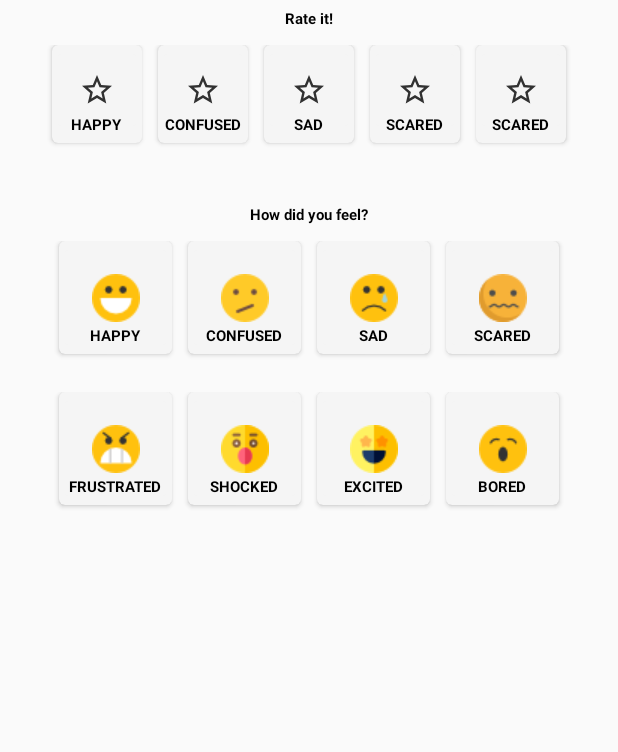
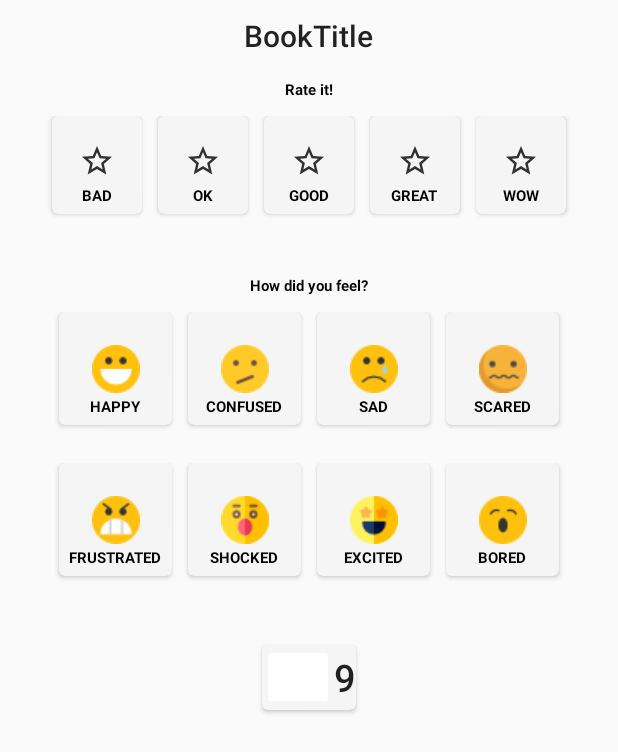
Before and after one commit to BookifyUdL/BookifyApp, an Android app: the layout book_readed_popup.xml on its own in the app's theme, with its tools: preview values and no code run, on a phone screen of 412 x 824 dp. Shown: the top 752 px of the screen. Run offline under Robolectric (Android 15) with nearby library versions, the phone set to English and light mode, and no system bars.

Commit message:
BookeReview popup and transitions created

```diff
--- a/app/src/main/java/com/example/readify/Adapters/BooksListVerticalAdapter.java
+++ b/app/src/main/java/com/example/readify/Adapters/BooksListVerticalAdapter.java
@@ -165,7 +165,7 @@ public class BooksListVerticalAdapter extends RecyclerView.Adapter<BooksListVert
             holder.cardView.setOnClickListener(new View.OnClickListener() {
                 @Override
                 public void onClick(View view) {
-                    BookReadedPopup dialog =  new BookReadedPopup();
+                    BookReadedPopup dialog =  new BookReadedPopup(fragmentManager);
                     //dialog = new ProfileDialog(post.getGuide(), this, post.getPlace());
                     FragmentTransaction ft2 = fragmentManager.beginTransaction();
                     dialog.show(ft2, "book_readed_popup");
--- a/app/src/main/res/layout/book_readed_popup.xml
+++ b/app/src/main/res/layout/book_readed_popup.xml
@@ -1,9 +1,47 @@
 <?xml version="1.0" encoding="utf-8"?>
 <LinearLayout xmlns:android="http://schemas.android.com/apk/res/android"
+    xmlns:app="http://schemas.android.com/apk/res-auto"
     android:orientation="vertical"
     android:tag="book_readed_popup"
     android:layout_width="match_parent"
-    android:layout_height="match_parent">
+    android:layout_height="match_parent"
+    android:id="@+id/top_linear_layout">
+
+    <!--<RelativeLayout
+        android:layout_width="wrap_content"
+        android:layout_height="wrap_content"
+        android:id="@+id/top_relative_layout">
+
+        <ImageView
+            android:id="@+id/cover"
+            android:layout_width="100dp"
+            android:layout_height="150dp"
+            android:src="@drawable/lib1"
+            android:layout_centerHorizontal="true"
+            android:layout_gravity="center_horizontal"
+            android:foregroundGravity="center_horizontal"/>
+        <LinearLayout
+            android:layout_marginTop="120dp"
+            android:layout_width="match_parent"
+            android:layout_height="50dp"
+            android:background="@android:color/background_light"/>
+    </RelativeLayout>-->
+
+    <TextView
+        android:id="@+id/book_title"
+        style="@style/TextAppearance.AppCompat.Title"
+        android:layout_width="wrap_content"
+        android:layout_height="wrap_content"
+        android:layout_gravity="center_horizontal"
+        android:text="BookTitle"
+        android:layout_marginBottom="@dimen/margin_10dp"
+        android:layout_marginTop="@dimen/margin_10dp"/>
+
+    <LinearLayout
+        android:layout_width="wrap_content"
+        android:layout_height="wrap_content"
+        android:orientation="vertical"
+        android:layout_gravity="center_horizontal">
 
         <TextView
             android:layout_width="wrap_content"
@@ -59,7 +97,7 @@
                         android:layout_width="wrap_content"
                         android:layout_height="wrap_content"
                         android:textSize="@dimen/emoji_text_size"
-                    android:text="@string/happy_emoji"
+                        android:text="@string/bad_review"
                         android:textStyle="bold"
                         android:textColor="@color/colorBlack"
                         android:layout_gravity="bottom|center_horizontal"
@@ -93,7 +131,7 @@
                         android:layout_width="wrap_content"
                         android:layout_height="wrap_content"
                         android:textSize="@dimen/emoji_text_size"
-                    android:text="@string/confused_emoji"
+                        android:text="@string/ok_review"
                         android:textStyle="bold"
                         android:textColor="@color/colorBlack"
                         android:layout_gravity="bottom|center_horizontal"
@@ -127,7 +165,7 @@
                         android:layout_width="wrap_content"
                         android:layout_height="wrap_content"
                         android:textSize="@dimen/emoji_text_size"
-                    android:text="@string/sad_emoji"
+                        android:text="@string/good_review"
                         android:textStyle="bold"
                         android:textColor="@color/colorBlack"
                         android:layout_gravity="bottom|center_horizontal"
@@ -162,7 +200,7 @@
                         android:layout_width="wrap_content"
                         android:layout_height="wrap_content"
                         android:textSize="@dimen/emoji_text_size"
-                    android:text="@string/scared_emoji"
+                        android:text="@string/great_review"
                         android:textStyle="bold"
                         android:textColor="@color/colorBlack"
                         android:layout_gravity="bottom|center_horizontal"
@@ -197,7 +235,7 @@
                         android:layout_width="wrap_content"
                         android:layout_height="wrap_content"
                         android:textSize="@dimen/emoji_text_size"
-                    android:text="@string/scared_emoji"
+                        android:text="@string/wow_review"
                         android:textStyle="bold"
                         android:textColor="@color/colorBlack"
                         android:layout_gravity="bottom|center_horizontal"
@@ -490,8 +528,54 @@
 
 
             </LinearLayout>
+        </LinearLayout>
+
+        <LinearLayout
+            android:layout_width="wrap_content"
+            android:layout_height="wrap_content"
+            android:orientation="vertical"
+            android:layout_gravity="center_horizontal">
+
+            <androidx.cardview.widget.CardView
+                android:id="@+id/card_reviews"
+                xmlns:card_view="http://schemas.android.com/apk/res-auto"
+                android:layout_width="match_parent"
+                android:layout_height="match_parent"
+                android:layout_marginStart="5dp"
+                android:layout_marginEnd="5dp"
+                android:layout_marginBottom="5dp"
+                card_view:cardCornerRadius="4dp"
+                android:tag="1"
+                card_view:cardBackgroundColor="@color/colorGrayCardBackground">
+
+                <LinearLayout
+                    android:layout_width="wrap_content"
+                    android:layout_height="wrap_content"
+                    android:orientation="horizontal">
+
+                    <ImageButton
+                        android:layout_width="wrap_content"
+                        android:layout_height="wrap_content"
+                        android:backgroundTint="@color/cardview_light_background"
+                        android:src="@drawable/ic_comment_white"
+                        android:layout_gravity="center_vertical"/>
+
+                    <TextView
+                        android:id="@+id/comments_number"
+                        android:layout_width="wrap_content"
+                        android:layout_height="wrap_content"
+                        style="@style/TextAppearance.AppCompat.Title"
+                        android:textSize="25dp"
+                        android:text="9"
+                        android:layout_gravity="center_vertical"/>
 
                 </LinearLayout>
+
+            </androidx.cardview.widget.CardView>
+        </LinearLayout>
+    </LinearLayout>
+
+
     <!--androidx.recyclerview.widget.RecyclerView
         android:id="@+id/books_recycler_view"
         android:layout_width="match_parent"
--- a/app/src/main/res/values/strings.xml
+++ b/app/src/main/res/values/strings.xml
@@ -69,5 +69,13 @@
     <string name="excited_emoji">EXCITED</string>
     <string name="bored_emoji">BORED</string>
 
+    <string name="bad_review">BAD</string>
+    <string name="ok_review">OK</string>
+    <string name="good_review">GOOD</string>
+    <string name="great_review">GREAT</string>
+    <string name="wow_review">WOW</string>
+
+    <string name="comments">Reviews</string>
+
 
 </resources>
```
Also changed, not shown: app/src/main/java/com/example/readify/Popups/BookReadedPopup.java (+32 -16 lines), app/src/main/java/com/example/readify/Popups/ReviewsPopup.java (added, +53 -0 lines), app/src/main/res/drawable-anydpi/ic_close_arrow.xml (added, +11 -0 lines), app/src/main/res/layout/reviews_layout.xml (added, +95 -0 lines), app/src/main/res/values/styles.xml (+9 -0 lines), app/src/main/res/drawable-hdpi/ic_close_arrow.png (added), app/src/main/res/drawable-mdpi/ic_close_arrow.png (added), app/src/main/res/drawable-xhdpi/ic_close_arrow.png (added), app/src/main/res/drawable-xxhdpi/ic_close_arrow.png (added), 1 other file. Lines whose indentation alone changed are shown as unchanged.
